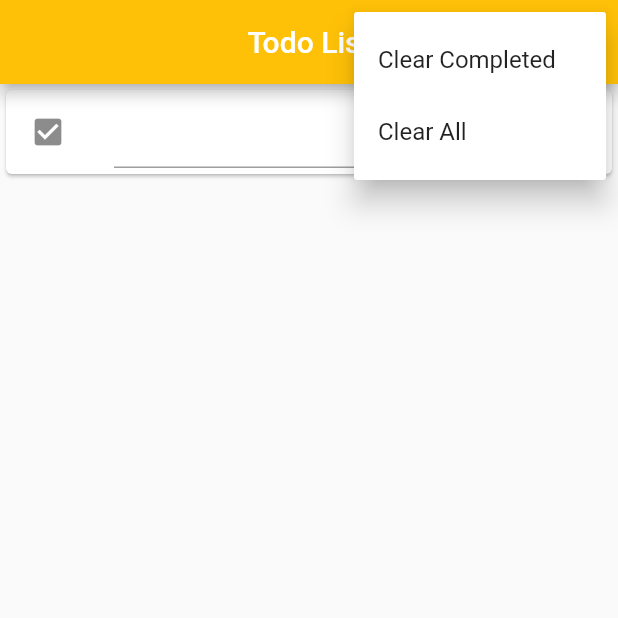
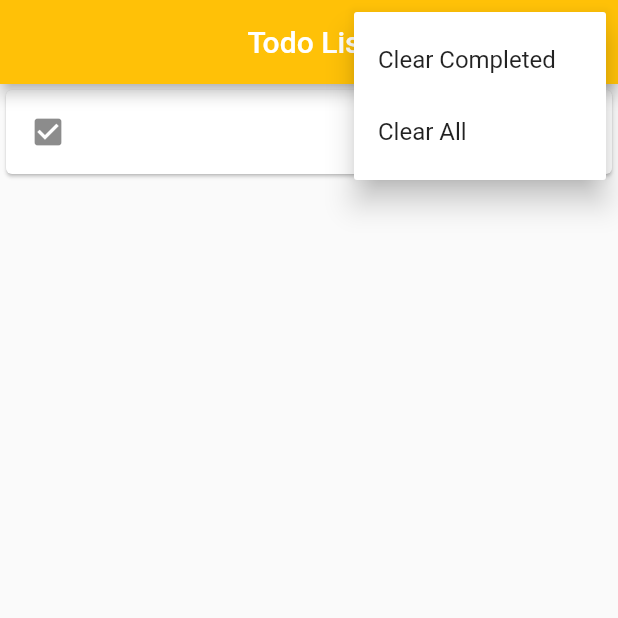
Before and after one commit to kembreyfarquhar/flutter-todo, a Flutter app: the screen it shows after launch, after a tap on the "add" icon, after a tap on the "check box outline blank" icon, after a tap on the "more vert" icon, on a phone screen of 412 x 824 dp, the top half of it. Run offline on Flutter 3.47's test engine with Material 2 defaults, Android fonts, the phone set to English and light mode, and no system bars.

```diff
--- a/lib/main.dart
+++ b/lib/main.dart
@@ -30,6 +30,13 @@ class TodoItem {
 
 class TodoListState extends State<TodoList> {
   List<TodoItem> _todoItems = [];
+  final _scrollController = ScrollController();
+
+  @override
+  void dispose(){
+    _scrollController.dispose();
+    super.dispose();
+  }
 
   void _editTodoItem(String value, int index) {
     if (value.length > 0) {
@@ -61,6 +68,11 @@ class TodoListState extends State<TodoList> {
       _todoItems[_todoItems.length - 1].isFocused = true;
     });
     _todoItems[_todoItems.length - 1].todoNode.requestFocus();
+    if (_scrollController.hasClients){
+      Future.delayed(Duration(milliseconds: 50), () {
+        _scrollController.jumpTo(_scrollController.position.maxScrollExtent);
+      });
+    }
   }
 
   void _onTapField(index) {
@@ -74,6 +86,7 @@ class TodoListState extends State<TodoList> {
     return new ListView.builder(
       itemCount: _todoItems.length,
       shrinkWrap: true,
+      controller: _scrollController,
       itemBuilder: (BuildContext context, int index) {
         return _buildTodoItem(_todoItems[index].title, index);
       },
@@ -95,13 +108,13 @@ class TodoListState extends State<TodoList> {
           onTap: () => _onTapField(index),
           onSubmitted: (val) => _editTodoItem(val, index),
           focusNode: _todoItems[index].todoNode,
-          decoration: InputDecoration(border: null),
+          decoration: InputDecoration(border: InputBorder.none),
         ),
       ),
     );
   }
 
-  Widget _customAppBar(String text, bool isHome, BuildContext context) {
+  Widget _customAppBar(String text) {
     return AppBar(
       title: Text("$text"),
       centerTitle: true,
@@ -123,7 +136,9 @@ class TodoListState extends State<TodoList> {
   }
 
   Widget _addButton() {
-    if (_todoItems.any((element) => element.isFocused)) {
+    var width = MediaQuery.of(context).size.width;
+
+    if (_todoItems.any((element) => element.isFocused) && width < 700) {
       return Container();
     } else {
       return FloatingActionButton(
@@ -137,7 +152,7 @@ class TodoListState extends State<TodoList> {
   @override
   Widget build(BuildContext context) {
     return new Scaffold(
-      appBar: _customAppBar("Todo List", true, context),
+      appBar: _customAppBar("Todo List"),
       body: _buildTodoList(),
       floatingActionButton: _addButton(),
     );
```
Also changed, not shown: 1 other file.
